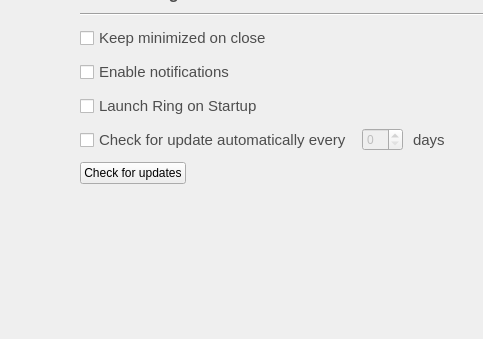
The window that configurationwidget.ui (savoirfairelinux/jami-client-windows) describes before a commit, drawn with Qt 5; both pictures show x 195 to 678 and y 476 to 815 of the 954 by 815 pixel window.
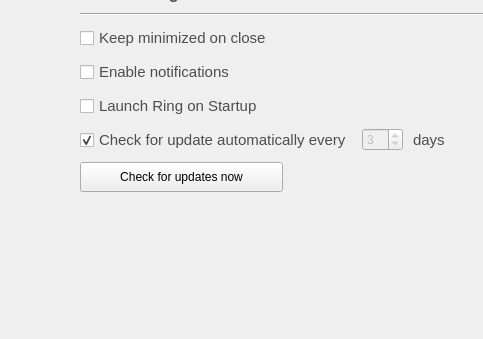
The same window after the commit. Icons and pictures are not drawn. Custom widgets are drawn as their Qt base class.

Commit message:
ui: winsparkle autoupdate mandatory
suppression of the compiler instructions allowing hiding autoupdate
in configuration widget (options) and mainwindow (connection to the winsparkle-ring.xml).

plus corrected styling and .pro file according to this change

What changed in the file:
```diff
--- a/configurationwidget.ui
+++ b/configurationwidget.ui
@@ -695,6 +695,9 @@
              <property name="text">
               <string>Check for update automatically every</string>
              </property>
+             <property name="checked">
+              <bool>true</bool>
+             </property>
             </widget>
            </item>
            <item>
@@ -708,6 +711,12 @@
                <height>16777215</height>
               </size>
              </property>
+             <property name="minimum">
+              <number>1</number>
+             </property>
+             <property name="value">
+              <number>3</number>
+             </property>
             </widget>
            </item>
            <item>
@@ -747,8 +756,20 @@
            </property>
            <item>
             <widget class="QPushButton" name="checkUpdateButton">
+             <property name="sizePolicy">
+              <sizepolicy hsizetype="MinimumExpanding" vsizetype="Preferred">
+               <horstretch>0</horstretch>
+               <verstretch>0</verstretch>
+              </sizepolicy>
+             </property>
+             <property name="minimumSize">
+              <size>
+               <width>0</width>
+               <height>30</height>
+              </size>
+             </property>
              <property name="text">
-              <string>Check for updates</string>
+              <string>Check for updates now</string>
              </property>
             </widget>
            </item>
```
Left out of the diff: 3 changed lines with no effect on the pictures. The commit also changes 4 other files.
